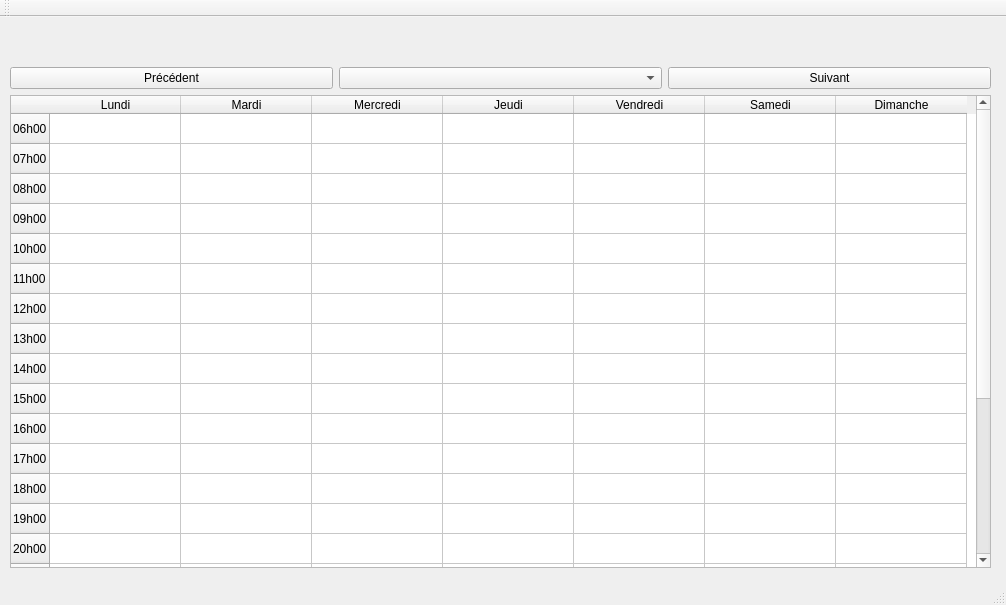
This is calendarwindow.ui in willemotlucas/ProjectCalendar as Qt 5 draws it before an edit. The edited form follows.
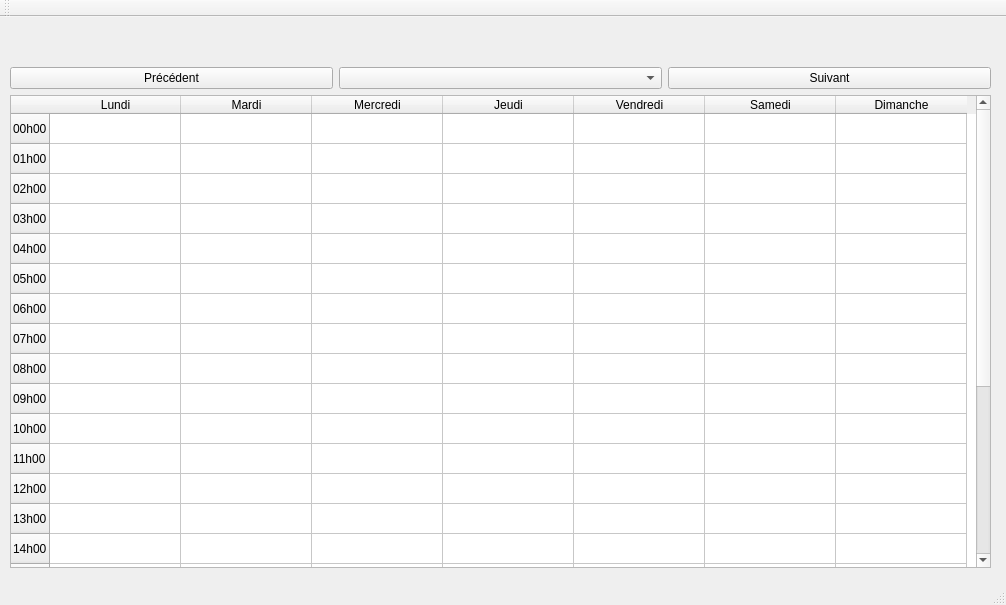
This is the edited form.

The edit to the form file:
```diff
--- a/calendarwindow.ui
+++ b/calendarwindow.ui
@@ -47,9 +47,48 @@
      </item>
      <item>
       <widget class="QTableWidget" name="agenda_widget">
+       <property name="editTriggers">
+        <set>QAbstractItemView::NoEditTriggers</set>
+       </property>
+       <property name="dragDropOverwriteMode">
+        <bool>false</bool>
+       </property>
+       <property name="showGrid">
+        <bool>true</bool>
+       </property>
        <attribute name="horizontalHeaderDefaultSectionSize">
         <number>131</number>
        </attribute>
+       <row>
+        <property name="text">
+         <string>00h00</string>
+        </property>
+       </row>
+       <row>
+        <property name="text">
+         <string>01h00</string>
+        </property>
+       </row>
+       <row>
+        <property name="text">
+         <string>02h00</string>
+        </property>
+       </row>
+       <row>
+        <property name="text">
+         <string>03h00</string>
+        </property>
+       </row>
+       <row>
+        <property name="text">
+         <string>04h00</string>
+        </property>
+       </row>
+       <row>
+        <property name="text">
+         <string>05h00</string>
+        </property>
+       </row>
        <row>
         <property name="text">
          <string>06h00</string>
@@ -137,32 +176,7 @@
        </row>
        <row>
         <property name="text">
-         <string>00h00</string>
-        </property>
-       </row>
-       <row>
-        <property name="text">
-         <string>01h00</string>
-        </property>
-       </row>
-       <row>
-        <property name="text">
-         <string>02h00</string>
-        </property>
-       </row>
-       <row>
-        <property name="text">
-         <string>03h00</string>
-        </property>
-       </row>
-       <row>
-        <property name="text">
-         <string>04h00</string>
-        </property>
-       </row>
-       <row>
-        <property name="text">
-         <string>05h00</string>
+         <string>23h00</string>
         </property>
        </row>
        <column>
@@ -201,6 +215,9 @@
         </property>
        </column>
        <item row="1" column="1">
+        <property name="text">
+         <string/>
+        </property>
         <property name="background">
          <brush brushstyle="NoBrush">
           <color alpha="255">
```
Left out of the diff: 2 changed lines with no effect on the pictures.
